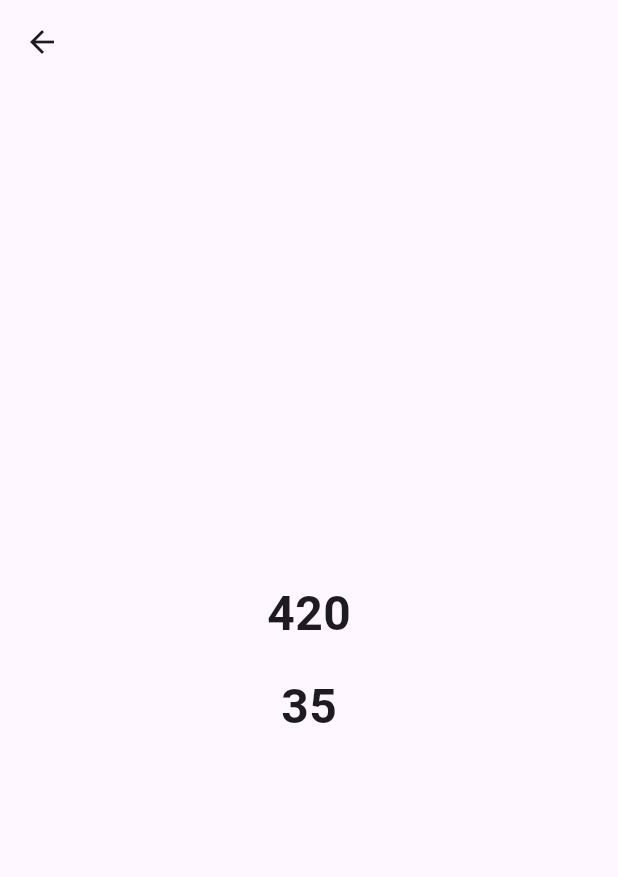
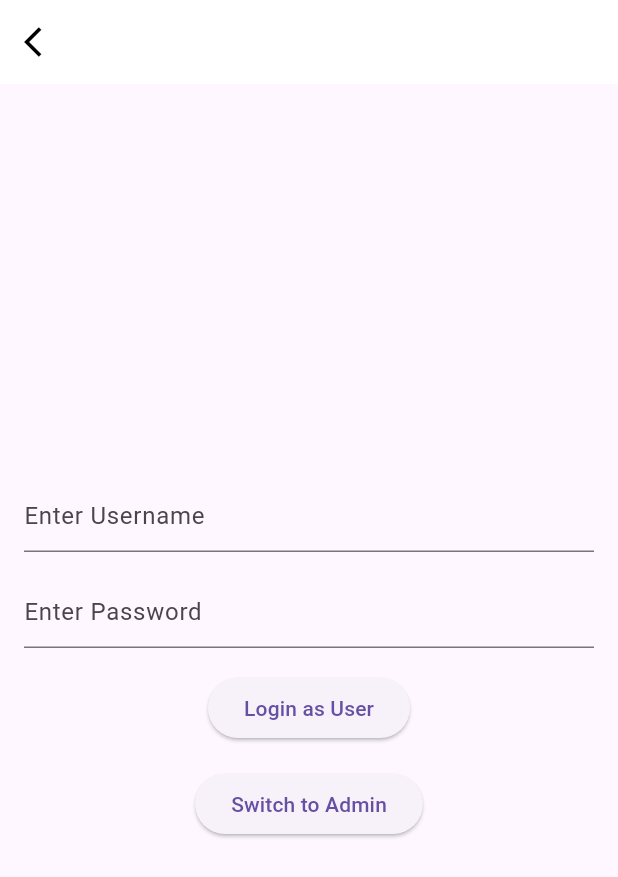
Before and after one commit to jay-simformsolutions/get_it-demo, a Flutter app: the screen it shows after launch, after a tap on "Scope Concept", on a phone screen of 412 x 824 dp. Shown: the top 877 px of the screen. Run offline on Flutter 3.47's test engine with Material 3 defaults, Android fonts, the phone set to English and light mode, and no system bars; our stand-ins replace get_it; accounts and stored records are empty; network calls fail.

Commit message:
♻️ add scope demo (#2)

```diff
--- a/lib/domain/meme_controller.dart
+++ b/lib/domain/meme_controller.dart
@@ -1,5 +1,3 @@
-import 'package:flutter/material.dart';
-import 'package:get_it/get_it.dart';
 import 'package:get_it_demo/locator.dart';
 import 'package:get_it_demo/repository/meme_repo.dart';
 
@@ -8,8 +6,7 @@ import 'model/photos.dart';
 class MemeController{
   Future<Photo> getNextMeme() async{
     /// Returns Future object which is not initialize
-    MemeRepo memeRepo =  await getIt.getAsync<MemeRepo>();
-    debugPrint('Will return Async value');
+    MemeRepo memeRepo =  getIt.get<MemeRepo>();
     return memeRepo.getMeme();
   }
 }
--- /dev/null
+++ b/lib/domain/model/user.dart
@@ -0,0 +1,13 @@
+class User {
+  User({
+    required this.username,
+    required this.password,
+  });
+
+  final String username;
+  final String password;
+
+  User.fromJson(Map<String, dynamic> json)
+      : username = json["username"],
+        password = json["password"];
+}
--- a/lib/locator.dart
+++ b/lib/locator.dart
@@ -1,43 +1,16 @@
-import 'package:flutter/material.dart';
 import 'package:get_it/get_it.dart';
 import 'package:get_it_demo/domain/meme_controller.dart';
 import 'package:get_it_demo/repository/meme_repo.dart';
-import 'package:get_it_demo/repository/random_num_repo.dart';
-import 'package:get_it_demo/repository/stream_repo.dart';
+import 'package:get_it_demo/repository/user_repo.dart';
 
 final getIt = GetIt.I;
 
 Future<void> setup() async {
   getIt.allowReassignment = true;
 
-  getIt.registerLazySingleton<StreamRepo>(
-    () {
-      debugPrint('New Object is created for Stream Repo');
-      return StreamRepo();
-    },
+  getIt.registerLazySingleton<MemeRepo>(() => MemeRepo());
 
-    /// Called when we unregister the object
-    dispose: (param) {
-      debugPrint('Check need to resource release');
-      param.textEditingController.dispose();
-      debugPrint('Text Editing Controller is released');
-    },
-  );
+  getIt.registerLazySingleton<MemeController>(() => MemeController());
 
-  /// If any object is register with Async and return Future
-  getIt.registerLazySingletonAsync<MemeRepo>(() async {
-    debugPrint('Async Object is initialized');
-    return MemeRepo();
-  });
-
-  getIt.registerLazySingleton<MemeController>(() {
-    debugPrint('New object is registered with MemeController');
-    return MemeController();
-  });
-
-  getIt.registerFactory<RandomNumberRepo>(
-    () {
-      return RandomNumberRepo();
-    },
-  );
+  getIt.registerLazySingleton<UserRepo>(() => UserRepo());
 }
--- a/lib/repository/random_num_repo.dart
+++ /dev/null
@@ -1,15 +0,0 @@
-import 'dart:math';
-
-class RandomNumberRepo{
-
-  int value = 0;
-
-  int setValue(int newValue){
-    value = newValue;
-    return value;
-  }
-
-  int getRandomNumberRepo(){
-    return Random().nextInt(1000);
-  }
-}
--- /dev/null
+++ b/lib/repository/user_repo.dart
@@ -0,0 +1,14 @@
+import 'dart:convert';
+
+import 'package:flutter/material.dart';
+import 'package:get_it_demo/domain/model/user.dart';
+import 'package:http/http.dart' as http;
+
+class UserRepo{
+  Future<User> getUser() async{
+    final response = await http.get(Uri.parse("https://36053ddc861e49cfbf2e164ebbe50d5b.api.mockbin.io/"));
+    final data = jsonDecode(response.body);
+    debugPrint('Data is $data');
+    return User.fromJson(data);
+  }
+}
--- a/lib/view/factory_auto_dispose.dart
+++ /dev/null
@@ -1,55 +0,0 @@
-import 'package:flutter/material.dart';
-import 'package:get_it_demo/locator.dart';
-import 'package:get_it_demo/repository/random_num_repo.dart';
-
-class FactoryAutoDisposeWidget extends StatefulWidget {
-  const FactoryAutoDisposeWidget({required this.randomNumberRepo, super.key});
-
-  final RandomNumberRepo randomNumberRepo;
-
-  @override
-  State<FactoryAutoDisposeWidget> createState() =>
-      _FactoryAutoDisposeWidgetState();
-}
-
-class _FactoryAutoDisposeWidgetState extends State<FactoryAutoDisposeWidget> {
-
-  @override
-  void dispose() {
-    getIt.unregister<RandomNumberRepo>(instanceName: 'registerFactory');
-    debugPrint('Dispose Factory');
-    super.dispose();
-  }
-
-  @override
-  Widget build(BuildContext context) {
-    widget.randomNumberRepo.setValue(35);
-    debugPrint('Hash code is ${widget.randomNumberRepo.hashCode}');
-    return Scaffold(
-      appBar: AppBar(
-        leading: IconButton(
-          onPressed: () {
-            Navigator.pop(context);
-          },
-          icon: const Icon(Icons.arrow_back),
-        ),
-      ),
-      body: Center(
-        child: Column(
-          mainAxisAlignment: MainAxisAlignment.center,
-          children: [
-            Text(
-              widget.randomNumberRepo.getRandomNumberRepo().toString(),
-              style: const TextStyle(fontSize: 32, fontWeight: FontWeight.bold),
-            ),
-            const SizedBox(height: 16,),
-            Text(
-              widget.randomNumberRepo.value.toString(),
-              style: const TextStyle(fontSize: 32, fontWeight: FontWeight.bold),
-            ),
-          ],
-        ),
-      ),
-    );
-  }
-}
--- a/lib/view/home_view_widget.dart
+++ b/lib/view/home_view_widget.dart
@@ -1,11 +1,6 @@
 import 'package:flutter/material.dart';
-import 'package:get_it_demo/domain/meme_controller.dart';
-import 'package:get_it_demo/domain/model/photos.dart';
-import 'package:get_it_demo/locator.dart';
-import 'package:get_it_demo/repository/random_num_repo.dart';
-import 'package:get_it_demo/repository/stream_repo.dart';
-import 'package:get_it_demo/view/factory_auto_dispose.dart';
-import 'package:get_it_demo/view/stream_count.dart';
+import 'package:get_it_demo/view/ramdom_image/random_image.dart';
+import 'package:get_it_demo/view/scope_demo/user/user_login.dart';
 
 class HomeViewWidget extends StatefulWidget {
   const HomeViewWidget({super.key});
@@ -15,107 +10,35 @@ class HomeViewWidget extends StatefulWidget {
 }
 
 class _HomeViewWidgetState extends State<HomeViewWidget> {
-  Photo? photo;
-
   @override
   Widget build(BuildContext context) {
     return Scaffold(
-      body: Column(
+      body: Center(
+        child: Column(
           mainAxisAlignment: MainAxisAlignment.center,
           children: [
-          Container(
-            child: photo != null
-                ? Center(
-                    child: Card(
-                      child: Padding(
-                        padding: const EdgeInsets.all(8.0),
-                        child: Column(
-                          mainAxisSize: MainAxisSize.min,
-                          children: [
-                            Text(
-                              "Category ${photo!.provider}",
-                              style: const TextStyle(fontSize: 36),
+            ElevatedButton(
+              onPressed: () {
+                Navigator.push(
+                  context,
+                  MaterialPageRoute(
+                    builder: (_) => const RandomImage(),
                   ),
-                            const SizedBox(height: 8),
-                            Container(
-                              padding: const EdgeInsets.all(8),
-                              decoration: BoxDecoration(
-                                border: Border.all(color: Colors.black),
-                              ),
-                              child: Image.network(photo!.url),
-                            ),
-                            const SizedBox(height: 8),
-                            Text("Caption: ${photo!.terms}"),
-                            const SizedBox(height: 20),
-                          ],
-                        ),
-                      ),
-                    ),
-                  )
-                : const Center(
-                    child: Text("No Meme loaded yet"),
-                  ),
-          ),
-          const SizedBox(
-            height: 16,
+                );
+              },
+              child: const Text('Api Calling with Get_it'),
             ),
             ElevatedButton(
               onPressed: () {
-              if (getIt.isRegistered<StreamRepo>()) {
-                Navigator.push(context, MaterialPageRoute(builder: (_) {
-                  return const StreamCount();
-                }));
-              } else {
-                getIt.registerLazySingleton(() => StreamRepo());
-                Navigator.push(context, MaterialPageRoute(builder: (_) {
-                  return const StreamCount();
-                }));
-              }
-            },
-            child: const Text('Go To Next Page'),
-          ),
-          ElevatedButton(
-            onPressed: () {
-              debugPrint(
-                  'Initial value is ${getIt.get<RandomNumberRepo>().value}');
                 Navigator.push(
                   context,
-                MaterialPageRoute(
-                  builder: (_) => FactoryAutoDisposeWidget(
-                    randomNumberRepo: getIt.get<RandomNumberRepo>(),
-                  ),
-                ),
-              );
-            },
-            child: const Text('Check Factory is Auto Dispose'),
-          ),
-          ElevatedButton(
-            onPressed: () {
-              debugPrint(
-                  'Initial value is ${getIt.get<RandomNumberRepo>().value}');
-              Navigator.push(
-                context,
-                MaterialPageRoute(
-                  builder: (_) => FactoryAutoDisposeWidget(
-                    randomNumberRepo: getIt.get<RandomNumberRepo>(),
-                  ),
-                ),
+                  MaterialPageRoute(builder: (_) => const UserLogin()),
                 );
               },
               child: const Text('Scope Concept'),
             ),
           ],
         ),
-      floatingActionButton: FloatingActionButton(
-        onPressed: () async {
-          final visibleMeme = await getIt.get<MemeController>().getNextMeme();
-          debugPrint(
-              'Meme is ${visibleMeme.url} and provider is ${visibleMeme.provider}');
-          setState(() {
-            photo = visibleMeme;
-          });
-        },
-        child: const Icon(Icons.skip_next),
       ),
     );
   }
--- /dev/null
+++ b/lib/view/scope_demo/user/user_login.dart
@@ -0,0 +1,111 @@
+import 'package:flutter/material.dart';
+import 'package:get_it_demo/domain/model/user.dart';
+import 'package:get_it_demo/locator.dart';
+import 'package:get_it_demo/repository/user_repo.dart';
+import 'package:get_it_demo/view/scope_demo/admin/admin.dart';
+
+class UserLogin extends StatefulWidget {
+  const UserLogin({super.key});
+
+  @override
+  State<UserLogin> createState() => _UserLoginState();
+}
+
+class _UserLoginState extends State<UserLogin> {
+  late TextEditingController username;
+  late TextEditingController password;
+  User? user;
+  bool isUserLoginSuccess = false;
+
+  @override
+  void initState() {
+    super.initState();
+    getIt.pushNewScope(scopeName: 'user');
+    username = TextEditingController();
+    password = TextEditingController();
+    getIt.get<UserRepo>().getUser().then((value) {
+      debugPrint('Value is ${value.username} and ${value.password}');
+      user = value;
+    });
+  }
+
+  @override
+  Widget build(BuildContext context) {
+    return Scaffold(
+      appBar: AppBar(
+        backgroundColor: Colors.white,
+        leading: IconButton(
+          onPressed: () {
+            Navigator.pop(context);
+          },
+          icon: const Icon(
+            Icons.arrow_back_ios,
+            color: Colors.black,
+          ),
+        ),
+        elevation: 0,
+      ),
+      body: Center(
+        child: Padding(
+          padding: const EdgeInsets.all(16.0),
+          child: Column(
+            mainAxisAlignment: MainAxisAlignment.center,
+            children: [
+              if (isUserLoginSuccess) ...{
+                const Text('User Login Successfully'),
+              } else ...{
+                Column(
+                  children: [
+                    TextFormField(
+                      controller: username,
+                      decoration: const InputDecoration(
+                        hintText: 'Enter Username',
+                      ),
+                    ),
+                    const SizedBox(
+                      height: 16,
+                    ),
+                    TextFormField(
+                      controller: password,
+                      decoration: const InputDecoration(
+                        hintText: 'Enter Password',
+                      ),
+                    ),
+                    const SizedBox(
+                      height: 16,
+                    ),
+                  ],
+                )
+              },
+              ElevatedButton(
+                onPressed: () {
+                  if (user!.password == 'Simform@123' &&
+                      user!.username == 'jay') {
+                    setState(() {
+                      isUserLoginSuccess = true;
+                    });
+                  }
+                },
+                child: const Text('Login as User'),
+              ),
+              const SizedBox(
+                height: 16,
+              ),
+              ElevatedButton(
+                onPressed: () {
+                  Navigator.push(
+                    context,
+                    MaterialPageRoute(
+                      builder: (_) => const AdminWidget(),
+                    ),
+                  );
+                },
+                child: const Text('Switch to Admin'),
+              ),
+            ],
+          ),
+        ),
+      ),
+    );
+  }
+}
```
Also changed, not shown: lib/repository/counter_repo.dart (added, +7 -0 lines), lib/repository/stream_repo.dart (deleted, +0 -9 lines), lib/view/ramdom_image/random_image.dart (added, +76 -0 lines), lib/view/scope_demo/admin/admin.dart (added, +132 -0 lines), lib/view/stream_count.dart (deleted, +0 -50 lines). Lines whose indentation alone changed are shown as unchanged.
